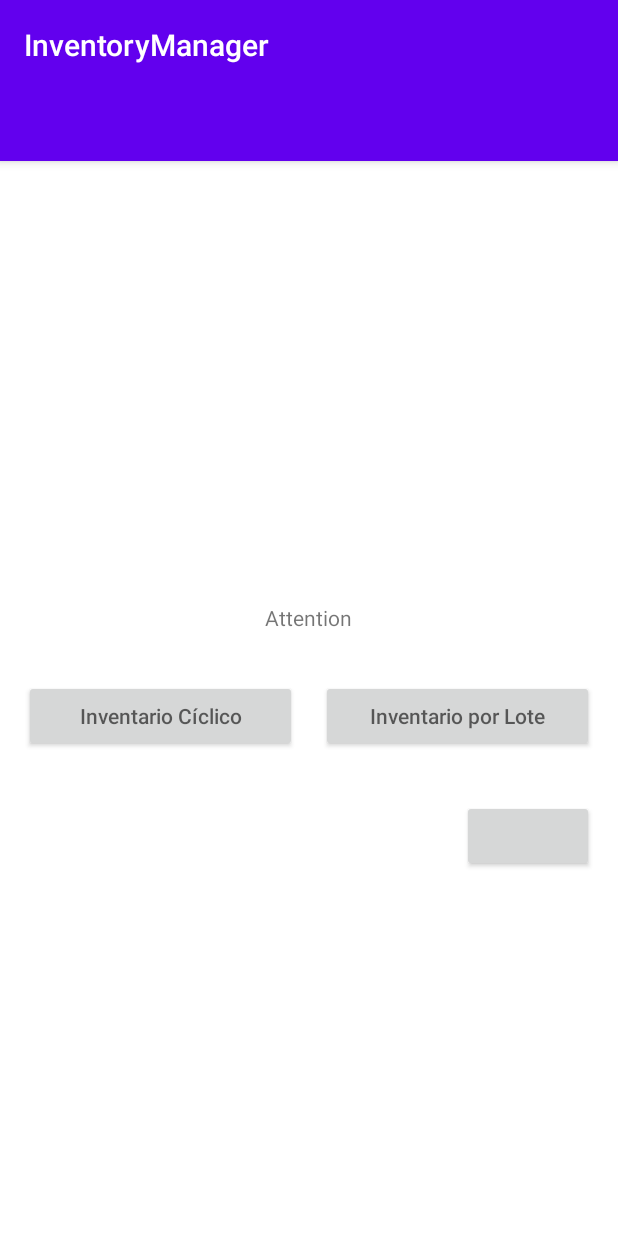
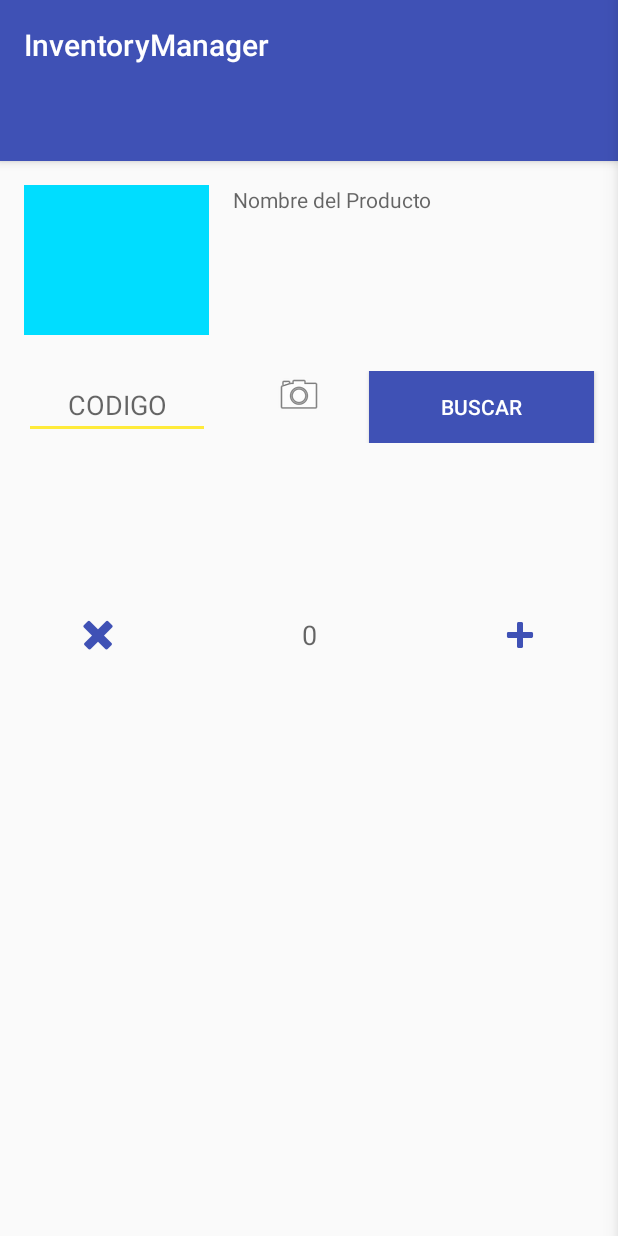
Before and after one commit to Adrian39/InventoryManager, an Android app: the MainActivity screen opened directly, with no data from a screen before it, on a phone screen of 412 x 824 dp. Run offline under Robolectric (Android 15) with nearby library versions, the phone set to English and light mode, and no system bars; 1 statement that could not run was skipped.

```diff
--- a/app/build.gradle
+++ b/app/build.gradle
@@ -34,4 +34,5 @@ dependencies {
     androidTestImplementation 'androidx.test.ext:junit:1.1.1'
     androidTestImplementation 'androidx.test.espresso:espresso-core:3.2.0'
 
+    implementation 'net.sourceforge.jtds:jtds:1.3.1'
 }
--- a/app/src/main/AndroidManifest.xml
+++ b/app/src/main/AndroidManifest.xml
@@ -1,6 +1,8 @@
 <?xml version="1.0" encoding="utf-8"?>
 <manifest xmlns:android="http://schemas.android.com/apk/res/android"
     package="com.example.inventorymanager">
+
+    <uses-permission android:name="android.permission.INTERNET"/>
 
     <application
         android:allowBackup="true"
--- a/app/src/main/java/com/example/inventorymanager/MainActivity.java
+++ b/app/src/main/java/com/example/inventorymanager/MainActivity.java
@@ -1,6 +1,7 @@
 package com.example.inventorymanager;
 
 import android.content.Intent;
+import android.graphics.Point;
 import android.media.Image;
 import android.os.Bundle;
 
@@ -12,12 +13,15 @@ import androidx.viewpager.widget.ViewPager;
 import androidx.appcompat.app.AppCompatActivity;
 
 import android.util.Log;
+import android.view.Display;
 import android.view.Menu;
 import android.view.MenuItem;
 import android.view.View;
+import android.view.WindowManager;
 import android.widget.Button;
 import android.widget.EditText;
 import android.widget.ImageButton;
+import android.widget.RelativeLayout;
 import android.widget.TextView;
 
 import com.example.inventorymanager.ui.main.SectionsPagerAdapter;
@@ -25,10 +29,7 @@ import com.google.android.material.textfield.TextInputEditText;
 
 public class MainActivity extends AppCompatActivity  {
 
-
-
-
-
+    private RelativeLayout mInvSelection;
 
     @Override
     protected void onCreate(Bundle savedInstanceState) {
@@ -45,16 +46,12 @@ public class MainActivity extends AppCompatActivity  {
 
 //        minusButton.setAlpha((float) 0.5);
 
-
-
-
-
-
-
-
-
-
-
+        //Hide inventory selection screen
+        mInvSelection = findViewById(R.id.rly_inventory_selection);
+        Display display = getWindowManager().getDefaultDisplay();
+        Point size = new Point();
+        display.getSize(size);
+        mInvSelection.setX(size.x);
 
     }
 
--- a/app/src/main/java/com/example/inventorymanager/ui/login/LoginActivity.java
+++ b/app/src/main/java/com/example/inventorymanager/ui/login/LoginActivity.java
@@ -1,11 +1,14 @@
 package com.example.inventorymanager.ui.login;
 
+import android.Manifest;
 import android.app.Activity;
 
+import androidx.core.app.ActivityCompat;
 import androidx.lifecycle.Observer;
 import androidx.lifecycle.ViewModelProviders;
 
 import android.content.Intent;
+import android.content.pm.PackageManager;
 import android.os.Bundle;
 
 import androidx.annotation.Nullable;
@@ -38,6 +41,9 @@ public class LoginActivity extends AppCompatActivity {
         setContentView(R.layout.activity_login);
         loginViewModel = ViewModelProviders.of(this, new LoginViewModelFactory())
                 .get(LoginViewModel.class);
+
+        //INTERNET ACCESS PERMISSION
+        ActivityCompat.requestPermissions(this, new String[]{Manifest.permission.INTERNET}, PackageManager.PERMISSION_GRANTED);
 
         //UI Definitions
         final EditText usernameEditText = findViewById(R.id.username);
--- a/app/src/main/res/layout/activity_main.xml
+++ b/app/src/main/res/layout/activity_main.xml
@@ -40,11 +40,11 @@
         app:layout_behavior="@string/appbar_scrolling_view_behavior" />
 
     <RelativeLayout
+        android:id="@+id/rly_inventory_selection"
         android:layout_width="match_parent"
         android:layout_height="match_parent"
         android:background="@android:color/white"
-
-        >
+        android:elevation="10dp">
 
         <TextView
             android:id="@+id/txtView_inventoryDescription"
@@ -61,13 +61,13 @@
             android:layout_width="match_parent"
             android:layout_height="wrap_content"
             android:layout_below="@id/txtView_inventoryDescription"
-    android:weightSum="2"
-    >
+            android:weightSum="2">
+
             <Button
                 android:id="@+id/btn_ciclicoInventory"
                 android:layout_width="150dp"
                 android:layout_height="wrap_content"
-                android:hint="@string/btn_CiclicoInventory_Hint"
+                android:text="@string/btn_CiclicoInventory_Hint"
                 android:layout_weight="1"
                 android:layout_marginStart="16dp"
                 android:layout_marginEnd="8dp"
@@ -77,7 +77,7 @@
                 android:id="@+id/btn_LoteInventory"
                 android:layout_width="150dp"
                 android:layout_height="wrap_content"
-                android:hint="@string/btn_LoteInventory_Hint"
+                android:text="@string/btn_LoteInventory_Hint"
                 android:layout_weight="1"
                 android:layout_marginStart="8dp"
                 android:layout_marginEnd="16dp"
@@ -91,9 +91,7 @@
             android:layout_alignParentEnd="true"
             android:layout_marginTop="32dp"
             android:layout_marginEnd="16dp"
-
-
-            />
+            android:text="@string/btn_select_inv_type"/>
     </RelativeLayout>
 
 
--- a/app/src/main/res/layout/fragment_main.xml
+++ b/app/src/main/res/layout/fragment_main.xml
@@ -6,7 +6,6 @@
     android:layout_width="match_parent"
     android:layout_height="match_parent"
     tools:context=".ui.main.PlaceholderFragment"
-
     >
 
 
@@ -17,7 +16,6 @@
         app:layout_constraintStart_toStartOf="parent"
         app:layout_constraintTop_toTopOf="parent"
         android:weightSum="4"
-
         >
 
         <ImageView
@@ -29,14 +27,17 @@
             android:background="@android:color/holo_blue_bright"
             app:layout_constraintStart_toStartOf="parent"
             app:layout_constraintTop_toTopOf="parent"
-            android:layout_weight="1"
+            android:layout_weight="2"
             android:contentDescription="TODO"/>
+
         <TextView
+            android:id="@+id/txtProdName"
             android:layout_width="wrap_content"
             android:layout_height="wrap_content"
             android:layout_marginStart="16dp"
             android:layout_marginTop="16dp"
             android:layout_weight="2"
+            android:hint="@string/hint_product_name"
             />
 
     </LinearLayout>
@@ -48,15 +49,14 @@
     android:layout_height="wrap_content"
     android:gravity="start"
     android:orientation="horizontal"
-    android:weightSum="3"
+    android:weightSum="4"
     app:layout_constraintLeft_toLeftOf="@id/productDescriptionLayout"
     app:layout_constraintTop_toBottomOf="@id/productDescriptionLayout"
-    android:layout_marginTop="24dp"
-    >
+    android:layout_marginTop="24dp">
 
     <EditText
         android:id="@+id/barcodeEditText"
-android:layout_weight="2"
+        android:layout_weight="2"
         android:layout_height="wrap_content"
         android:layout_marginStart="16dp"
         android:hint="@string/mainActivity_textEdit_placeHolder"
@@ -74,10 +74,17 @@ android:layout_weight="2"
         android:layout_marginLeft="12dp"
         android:background="@android:color/transparent"
         android:src="@android:drawable/ic_menu_camera"
+        android:layout_weight="1"/>
 
-
-        >
-    </ImageButton>
+    <Button
+        android:id="@+id/btn_search"
+        android:layout_width="wrap_content"
+        android:layout_height="wrap_content"
+        android:layout_weight="1"
+        android:layout_marginRight="16dp"
+        android:text="@string/btn_search"
+        android:background="@color/colorPrimary"
+        android:textColor="@color/colorIcons"/>
 
 </LinearLayout>
 
--- a/app/src/main/res/values/colors.xml
+++ b/app/src/main/res/values/colors.xml
@@ -1,6 +1,11 @@
 <?xml version="1.0" encoding="utf-8"?>
 <resources>
-    <color name="colorPrimary">#6200EE</color>
-    <color name="colorPrimaryDark">#3700B3</color>
-    <color name="colorAccent">#03DAC5</color>
+    <color name="colorPrimary">#3F51B5</color>
+    <color name="colorPrimaryDark">#303F9F</color>
+    <color name="colorPrimaryLight">#C5CAE9</color>
+    <color name="colorAccent">#FFEB3B</color>
+    <color name="colorIcons">#FFFFFF</color>
+    <color name="colorPrimaryText">#212121</color>
+    <color name="colorSecondaryText">#757575</color>
+    <color name="colorDivider">#BDBDBD</color>
 </resources>
--- a/app/src/main/res/values/strings.xml
+++ b/app/src/main/res/values/strings.xml
@@ -9,12 +9,27 @@
     <string name="invalid_username">Not a valid username</string>
     <string name="invalid_password">Password must be >5 characters</string>
     <string name="login_failed">"Login failed"</string>
-    <string name="title_activity_main">MainActivity</string>
+
     <string name="tab_text_1">Escanear</string>
     <string name="tab_text_2">Inventario</string>
     <string name="mainActivity_textEdit_placeHolder">CODIGO</string>
     <string name="mainActivity_amountTextEdit_placeHolder">0</string>
+
+
+    <!--Activity Names-->
+    <string name="title_activity_main">MainActivity</string>
+
+    <!--Labels-->
+    <string name="lbl_cyclic_selected">Inventario Ciclico Seleccionado</string>
+    <string name="lbl_lote_selected">Inventario por Lote Seleccionado</string>
+
+    <!--Buttons-->
+    <string name="btn_select_inv_type">Seleccionar</string>
     <string name="btn_CiclicoInventory_Hint">Inventario Cíclico</string>
     <string name="btn_LoteInventory_Hint">Inventario por Lote</string>
+    <string name="btn_search">Buscar</string>
+
+    <!--Hints-->
+    <string name="hint_product_name">Nombre del Producto</string>
 
 </resources>
```
Lines whose indentation alone changed are shown as unchanged.
